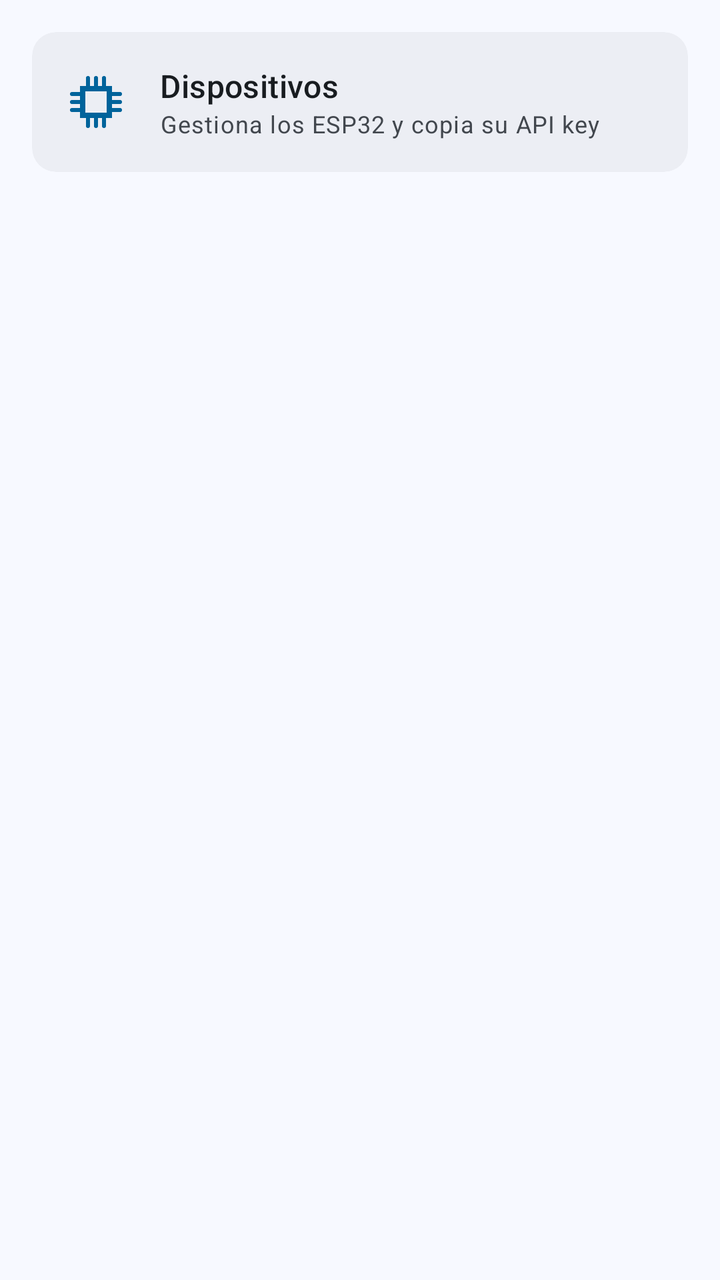
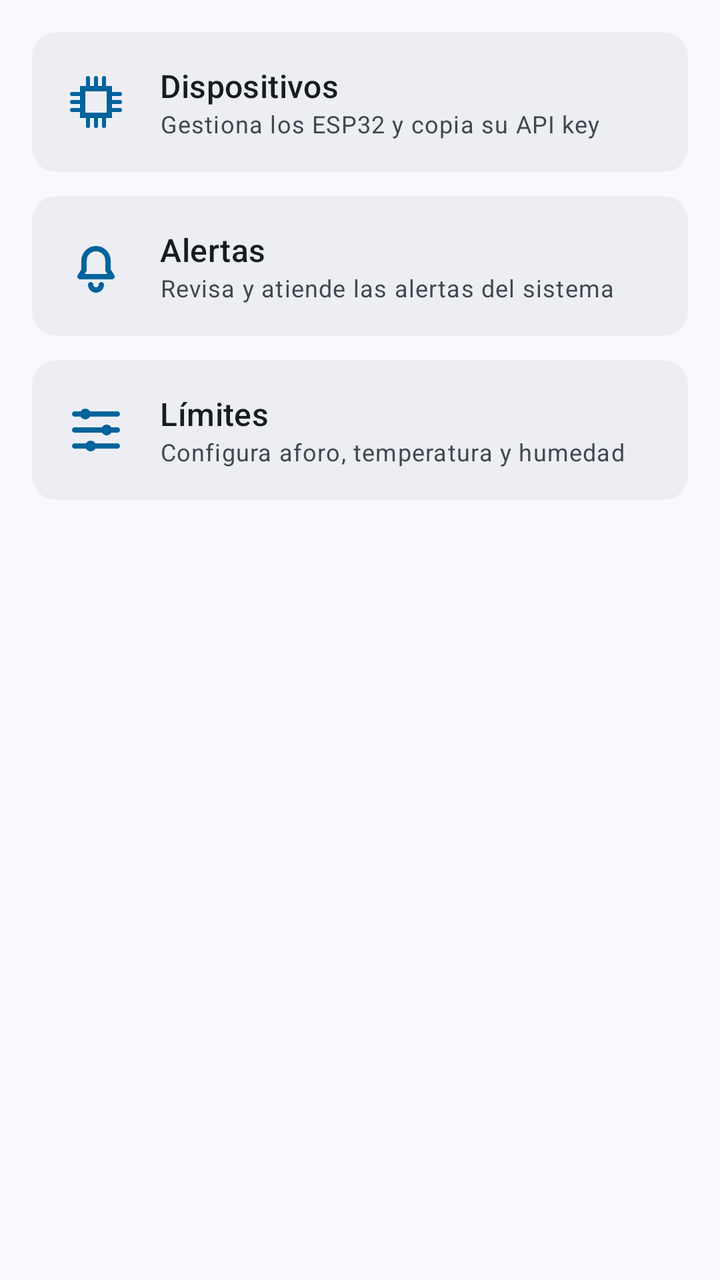

Compare the two renders of this Android layout. The source of the first and the diff that turns it into the second are given below.
<!-- AndroidManifest.xml: application theme Theme.AforoIoT -->
<!-- res/layout/fragment_mas.xml -->
<?xml version="1.0" encoding="utf-8"?>
<ScrollView xmlns:android="http://schemas.android.com/apk/res/android"
  xmlns:app="http://schemas.android.com/apk/res-auto"
  android:layout_width="match_parent"
  android:layout_height="match_parent"
  android:background="?attr/colorSurface"
  android:fillViewport="true">

  <LinearLayout
    android:layout_width="match_parent"
    android:layout_height="wrap_content"
    android:orientation="vertical"
    android:padding="16dp">

    <com.google.android.material.card.MaterialCardView
      android:id="@+id/cardDispositivos"
      style="@style/Widget.Material3.CardView.Filled"
      android:layout_width="match_parent"
      android:layout_height="wrap_content"
      android:clickable="true"
      android:focusable="true">

      <LinearLayout
        android:layout_width="match_parent"
        android:layout_height="wrap_content"
        android:gravity="center_vertical"
        android:orientation="horizontal"
        android:padding="16dp">

        <ImageView
          android:layout_width="32dp"
          android:layout_height="32dp"
          android:importantForAccessibility="no"
          android:src="@drawable/ic_memory"
          app:tint="?attr/colorPrimary" />

        <LinearLayout
          android:layout_width="0dp"
          android:layout_height="wrap_content"
          android:layout_marginStart="16dp"
          android:layout_weight="1"
          android:orientation="vertical">

          <TextView
            android:layout_width="match_parent"
            android:layout_height="wrap_content"
            android:text="@string/dispositivos"
            android:textAppearance="?attr/textAppearanceTitleMedium"
            android:textColor="?attr/colorOnSurface" />

          <TextView
            android:layout_width="match_parent"
            android:layout_height="wrap_content"
            android:text="@string/dispositivos_descripcion"
            android:textAppearance="?attr/textAppearanceBodySmall"
            android:textColor="?attr/colorOnSurfaceVariant" />

        </LinearLayout>
      </LinearLayout>
    </com.google.android.material.card.MaterialCardView>

  </LinearLayout>
</ScrollView>
<!-- resources referenced by this layout -->
<resources>
  <!-- drawable ic_memory (drawable) -->
  <?xml version="1.0" encoding="utf-8"?>
  <vector xmlns:android="http://schemas.android.com/apk/res/android"
    android:width="24dp"
    android:height="24dp"
    android:viewportWidth="24"
    android:viewportHeight="24">
  
    <path
      android:fillColor="#00000000"
      android:pathData="M7,7h10v10H7z"
      android:strokeColor="#FF000000"
      android:strokeWidth="2" />
    <path
      android:fillColor="#00000000"
      android:pathData="M9,3v4M12,3v4M15,3v4M9,17v4M12,17v4M15,17v4M3,9h4M3,12h4M3,15h4M17,9h4M17,12h4M17,15h4"
      android:strokeColor="#FF000000"
      android:strokeLineCap="round"
      android:strokeWidth="1.5" />
  </vector>
  <string name="dispositivos">Dispositivos</string>
  <string name="dispositivos_descripcion">Gestiona los ESP32 y copia su API key</string>
  <style name="Theme.AforoIoT" parent="Base.Theme.AforoIoT" />
  <color name="primary">#00639B</color>
  <color name="onPrimary">#FFFFFF</color>
  <color name="primaryContainer">#CEE5FF</color>
  <color name="onPrimaryContainer">#001D33</color>
  <color name="secondary">#51606F</color>
  <color name="onSecondary">#FFFFFF</color>
  <color name="secondaryContainer">#D5E4F7</color>
  <color name="onSecondaryContainer">#0E1D2A</color>
  <color name="tertiary">#68587A</color>
  <color name="onTertiary">#FFFFFF</color>
  <color name="tertiaryContainer">#EEDBFF</color>
  <color name="onTertiaryContainer">#231533</color>
  <color name="error">#BA1A1A</color>
  <color name="onError">#FFFFFF</color>
  <color name="errorContainer">#FFDAD6</color>
  <color name="onErrorContainer">#410002</color>
  <color name="surface">#F7F9FF</color>
  <color name="onSurface">#181C20</color>
  <color name="surfaceContainer">#ECEEF4</color>
  <color name="onSurfaceVariant">#42474E</color>
  <color name="outline">#72777F</color>
  <!-- unchanged entries left out for length: 1 -->
</resources>

<!-- the commit's change to res/layout/fragment_mas.xml (unified diff, before → after) -->
@@ -59,5 +59,101 @@
       </LinearLayout>
     </com.google.android.material.card.MaterialCardView>
 
+    <com.google.android.material.card.MaterialCardView
+      android:id="@+id/cardAlertas"
+      style="@style/Widget.Material3.CardView.Filled"
+      android:layout_width="match_parent"
+      android:layout_height="wrap_content"
+      android:layout_marginTop="12dp"
+      android:clickable="true"
+      android:focusable="true">
+
+      <LinearLayout
+        android:layout_width="match_parent"
+        android:layout_height="wrap_content"
+        android:gravity="center_vertical"
+        android:orientation="horizontal"
+        android:padding="16dp">
+
+        <ImageView
+          android:layout_width="32dp"
+          android:layout_height="32dp"
+          android:importantForAccessibility="no"
+          android:src="@drawable/ic_notifications"
+          app:tint="?attr/colorPrimary" />
+
+        <LinearLayout
+          android:layout_width="0dp"
+          android:layout_height="wrap_content"
+          android:layout_marginStart="16dp"
+          android:layout_weight="1"
+          android:orientation="vertical">
+
+          <TextView
+            android:layout_width="match_parent"
+            android:layout_height="wrap_content"
+            android:text="@string/alertas"
+            android:textAppearance="?attr/textAppearanceTitleMedium"
+            android:textColor="?attr/colorOnSurface" />
+
+          <TextView
+            android:layout_width="match_parent"
+            android:layout_height="wrap_content"
+            android:text="@string/alertas_descripcion"
+            android:textAppearance="?attr/textAppearanceBodySmall"
+            android:textColor="?attr/colorOnSurfaceVariant" />
+
+        </LinearLayout>
+      </LinearLayout>
+    </com.google.android.material.card.MaterialCardView>
+
+    <com.google.android.material.card.MaterialCardView
+      android:id="@+id/cardLimites"
+      style="@style/Widget.Material3.CardView.Filled"
+      android:layout_width="match_parent"
+      android:layout_height="wrap_content"
+      android:layout_marginTop="12dp"
+      android:clickable="true"
+      android:focusable="true">
+
+      <LinearLayout
+        android:layout_width="match_parent"
+        android:layout_height="wrap_content"
+        android:gravity="center_vertical"
+        android:orientation="horizontal"
+        android:padding="16dp">
+
+        <ImageView
+          android:layout_width="32dp"
+          android:layout_height="32dp"
+          android:importantForAccessibility="no"
+          android:src="@drawable/ic_tune"
+          app:tint="?attr/colorPrimary" />
+
+        <LinearLayout
+          android:layout_width="0dp"
+          android:layout_height="wrap_content"
+          android:layout_marginStart="16dp"
+          android:layout_weight="1"
+          android:orientation="vertical">
+
+          <TextView
+            android:layout_width="match_parent"
+            android:layout_height="wrap_content"
+            android:text="@string/limites"
+            android:textAppearance="?attr/textAppearanceTitleMedium"
+            android:textColor="?attr/colorOnSurface" />
+
+          <TextView
+            android:layout_width="match_parent"
+            android:layout_height="wrap_content"
+            android:text="@string/limites_descripcion"
+            android:textAppearance="?attr/textAppearanceBodySmall"
+            android:textColor="?attr/colorOnSurfaceVariant" />
+
+        </LinearLayout>
+      </LinearLayout>
+    </com.google.android.material.card.MaterialCardView>
+
   </LinearLayout>
 </ScrollView>
<!-- resource entries referenced after the edit -->
@@ -20,8 +20,46 @@
       android:strokeLineCap="round"
       android:strokeWidth="1.5" />
   </vector>
+  <!-- drawable ic_notifications (drawable) -->
+  <?xml version="1.0" encoding="utf-8"?>
+  <vector xmlns:android="http://schemas.android.com/apk/res/android"
+    android:width="24dp"
+    android:height="24dp"
+    android:viewportWidth="24"
+    android:viewportHeight="24">
+  
+    <path
+      android:fillColor="#00000000"
+      android:pathData="M6,16h12l-1.5-2.5V10a4.5,4.5 0 0 0 -9,0v3.5L6,16zM10,19a2,2 0 0 0 4,0"
+      android:strokeColor="#FF000000"
+      android:strokeLineCap="round"
+      android:strokeLineJoin="round"
+      android:strokeWidth="2" />
+  </vector>
+  <!-- drawable ic_tune (drawable) -->
+  <?xml version="1.0" encoding="utf-8"?>
+  <vector xmlns:android="http://schemas.android.com/apk/res/android"
+    android:width="24dp"
+    android:height="24dp"
+    android:viewportWidth="24"
+    android:viewportHeight="24">
+  
+    <path
+      android:fillColor="#00000000"
+      android:pathData="M4,6h16M4,12h16M4,18h16"
+      android:strokeColor="#FF000000"
+      android:strokeLineCap="round"
+      android:strokeWidth="2" />
+    <path
+      android:fillColor="#FF000000"
+      android:pathData="M8,4a2,2 0 1 0 0,4a2,2 0 1 0 0,-4zM16,10a2,2 0 1 0 0,4a2,2 0 1 0 0,-4zM10,16a2,2 0 1 0 0,4a2,2 0 1 0 0,-4z" />
+  </vector>
+  <string name="alertas">Alertas</string>
+  <string name="alertas_descripcion">Revisa y atiende las alertas del sistema</string>
   <string name="dispositivos">Dispositivos</string>
   <string name="dispositivos_descripcion">Gestiona los ESP32 y copia su API key</string>
+  <string name="limites">Límites</string>
+  <string name="limites_descripcion">Configura aforo, temperatura y humedad</string>
   <style name="Theme.AforoIoT" parent="Base.Theme.AforoIoT" />
   <color name="primary">#00639B</color>
   <color name="onPrimary">#FFFFFF</color>
